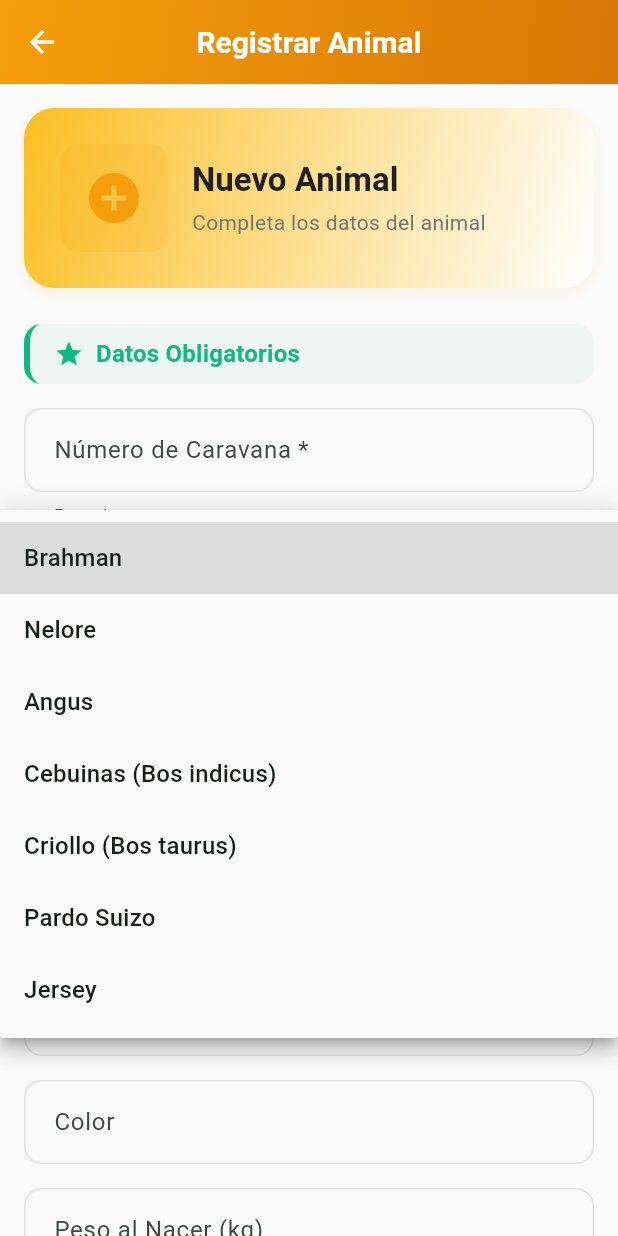
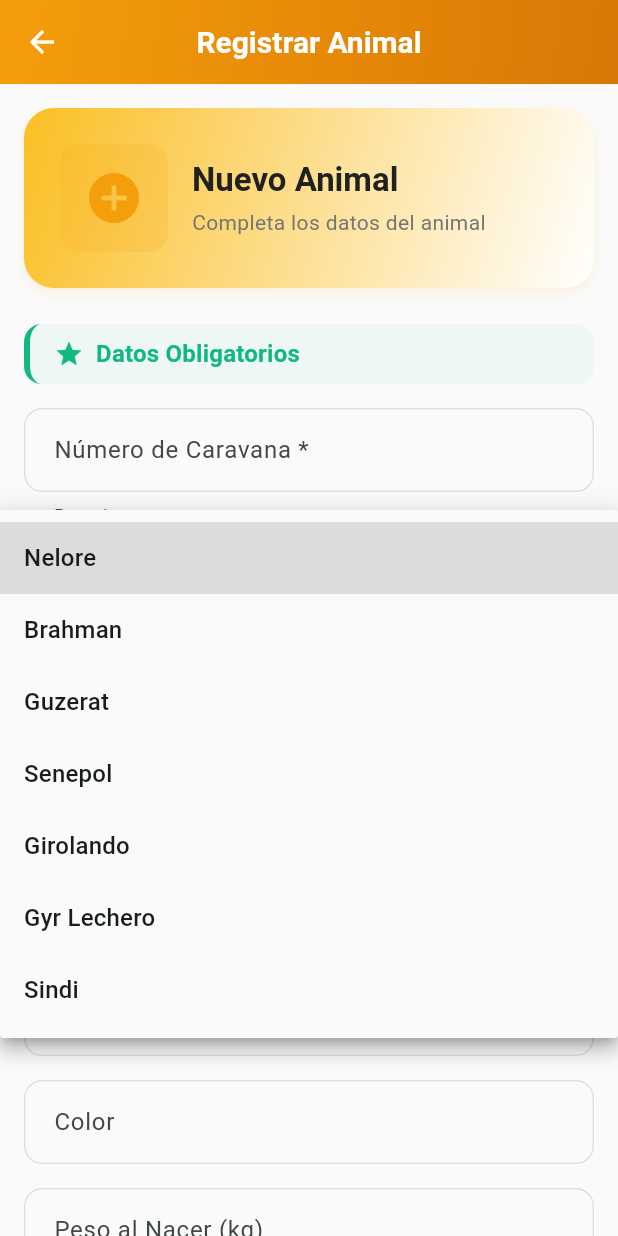
Before and after one commit to Angello-27/bovine-weight-estimation, a Flutter app: the CattleRegistrationPage screen opened by its route, after a tap on "Selecciona la raza", on a phone screen of 412 x 824 dp. Run offline on Flutter 3.47's test engine with Material 3 defaults, Android fonts, the light colour scheme and no system bars; our stand-ins replace camera, csv, dartz, dio, equatable, fl_chart and 4 more; accounts and stored records are empty; network calls fail.

Commit message:
feat(mobile): actualizar a 7 razas tropicales priorizadas
- Actualizar breeds.dart: enum con 7 razas tropicales
- Actualizar mock weights en tflite_datasource.dart
- Actualizar tests: register_cattle_usecase_test.dart y cattle_test.dart
- Actualizar README.md del mobile
- Agregar clasificaciones: meatBreeds, dairyBreeds, dualPurposeBreeds

```diff
--- a/mobile/lib/core/constants/breeds.dart
+++ b/mobile/lib/core/constants/breeds.dart
@@ -1,16 +1,17 @@
 /// Constantes de Razas Bovinas - Hacienda Gamelera
-/// 7 razas exactas (NO MODIFICAR sin autorización de Bruno Brito Macedo)
+/// 7 razas tropicales priorizadas (alineadas con modelo ML entrenado en Colab)
+/// NO MODIFICAR sin autorización de Bruno Brito Macedo
 library;
 
 /// Enum de razas bovinas disponibles
 enum BreedType {
+  nelore('nelore', 'Nelore', BovineSpecies.bosIndicus),
   brahman('brahman', 'Brahman', BovineSpecies.bosIndicus),
-  nelore('nelore', 'Nelore', BovineSpecies.bosIndicus),
-  angus('angus', 'Angus', BovineSpecies.bosTaurus),
-  cebuinas('cebuinas', 'Cebuinas (Bos indicus)', BovineSpecies.bosIndicus),
-  criollo('criollo', 'Criollo (Bos taurus)', BovineSpecies.bosTaurus),
-  pardoSuizo('pardo_suizo', 'Pardo Suizo', BovineSpecies.bosTaurus),
-  jersey('jersey', 'Jersey', BovineSpecies.bosTaurus);
+  guzerat('guzerat', 'Guzerat', BovineSpecies.bosIndicus),
+  senepol('senepol', 'Senepol', BovineSpecies.bosTaurus),
+  girolando('girolando', 'Girolando', BovineSpecies.bosTaurus),
+  gyrLechero('gyr_lechero', 'Gyr Lechero', BovineSpecies.bosIndicus),
+  sindi('sindi', 'Sindi', BovineSpecies.bosIndicus);
 
   const BreedType(this.value, this.displayName, this.species);
 
@@ -59,17 +60,34 @@ enum BovineSpecies {
 /// Lista de todas las razas para uso en dropdowns
 const List<BreedType> allBreeds = BreedType.values;
 
-/// Razas Bos indicus (cebuinas)
+/// Razas Bos indicus (cebuinas/tropicales)
 const List<BreedType> bosIndicusBreeds = [
+  BreedType.nelore,
   BreedType.brahman,
-  BreedType.nelore,
-  BreedType.cebuinas,
+  BreedType.guzerat,
+  BreedType.gyrLechero,
+  BreedType.sindi,
 ];
 
-/// Razas Bos taurus (europeas)
+/// Razas Bos taurus (europeas/adaptadas)
 const List<BreedType> bosTaurusBreeds = [
-  BreedType.angus,
-  BreedType.criollo,
-  BreedType.pardoSuizo,
-  BreedType.jersey,
+  BreedType.senepol,
+  BreedType.girolando,
 ];
+
+/// Razas de carne (prioritarias en Santa Cruz)
+const List<BreedType> meatBreeds = [
+  BreedType.nelore,
+  BreedType.brahman,
+  BreedType.senepol,
+];
+
+/// Razas lecheras (tropicales)
+const List<BreedType> dairyBreeds = [
+  BreedType.girolando,
+  BreedType.gyrLechero,
+  BreedType.sindi,
+];
+
+/// Razas doble propósito
+const List<BreedType> dualPurposeBreeds = [BreedType.guzerat];
--- a/mobile/lib/data/datasources/tflite_datasource.dart
+++ b/mobile/lib/data/datasources/tflite_datasource.dart
@@ -180,15 +180,15 @@ class TFLiteDataSourceImpl implements TFLiteDataSource {
     // Simular delay de procesamiento (<3s)
     await Future.delayed(const Duration(milliseconds: 500));
 
-    // Pesos simulados por raza (para testing)
+    // Pesos simulados por raza (alineados con entrenamiento ML)
     final Map<BreedType, double> mockWeights = {
-      BreedType.brahman: 450.0,
-      BreedType.nelore: 420.0,
-      BreedType.angus: 480.0,
-      BreedType.cebuinas: 410.0,
-      BreedType.criollo: 380.0,
-      BreedType.pardoSuizo: 520.0,
-      BreedType.jersey: 350.0,
+      BreedType.nelore: 420.0, // Carne tropical dominante
+      BreedType.brahman: 450.0, // Cebuino versátil
+      BreedType.guzerat: 400.0, // Doble propósito
+      BreedType.senepol: 380.0, // Carne premium
+      BreedType.girolando: 380.0, // Lechera tropical
+      BreedType.gyrLechero: 350.0, // Lechera pura
+      BreedType.sindi: 280.0, // Lechera compacta
     };
 
     // Agregar variación aleatoria ±20kg
```
Also changed, not shown: 3 other files.
